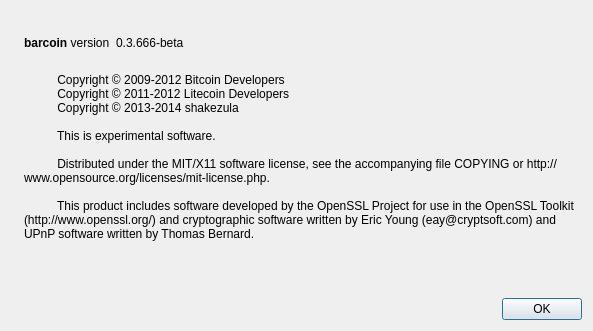
First picture: the form in src/qt/forms/aboutdialog.ui, repository sgcoin/sgcoin, before the edit.
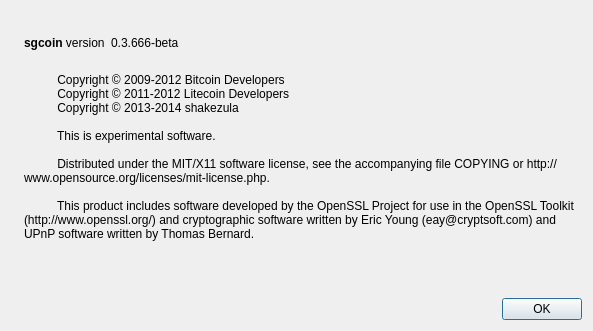
Second picture: the form after the edit. Icons and pictures are not drawn.

What changed in the file:
```diff
--- a/src/qt/forms/aboutdialog.ui
+++ b/src/qt/forms/aboutdialog.ui
@@ -50,7 +50,7 @@
           <cursorShape>IBeamCursor</cursorShape>
          </property>
          <property name="text">
-          <string>&lt;b&gt;barcoin&lt;/b&gt; version</string>
+          <string>&lt;b&gt;sgcoin&lt;/b&gt; version</string>
          </property>
          <property name="textInteractionFlags">
           <set>Qt::LinksAccessibleByMouse|Qt::TextSelectableByKeyboard|Qt::TextSelectableByMouse</set>
```
Left out of the diff: 2 changed lines with no effect on the pictures.
